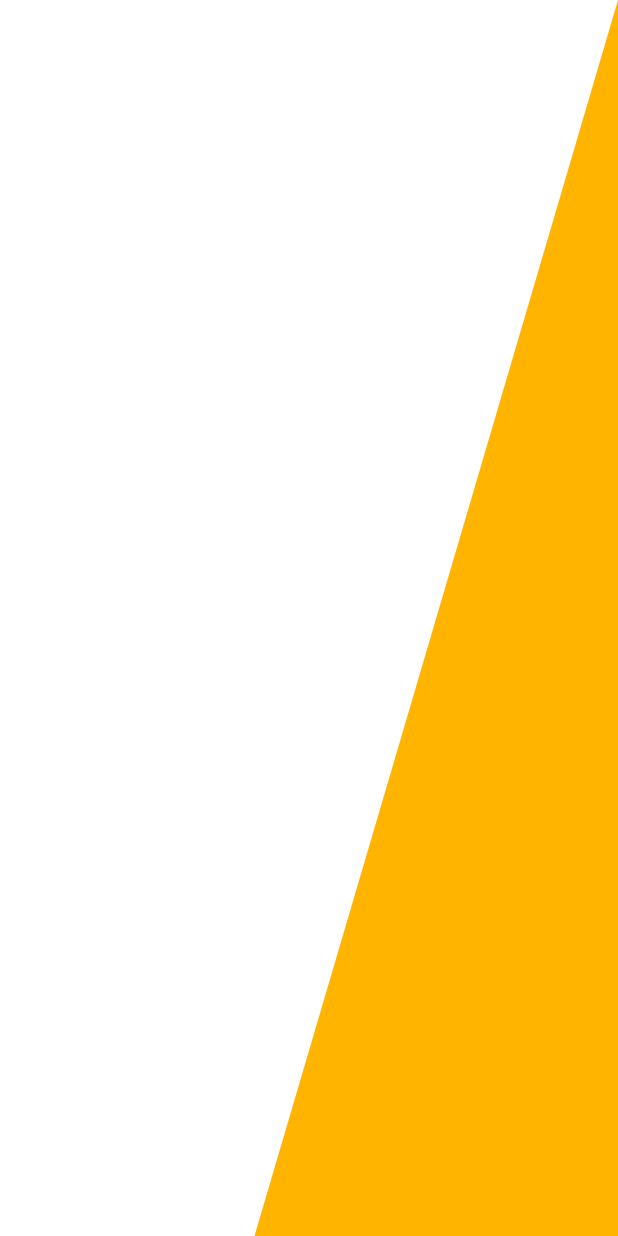
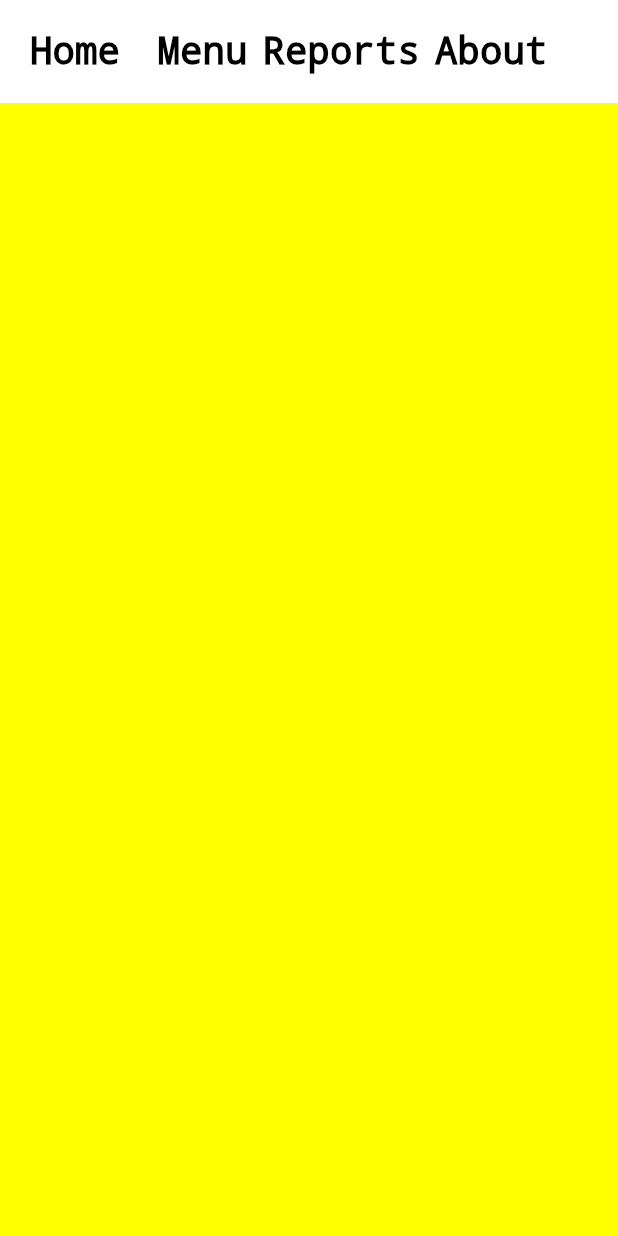
Before and after one commit to Simenya/kyuNutri, a Flutter app: the screen it shows after launch, on a phone screen of 412 x 824 dp. Run offline on Flutter 3.47's test engine with Material 2 defaults, Android fonts, the phone set to English and light mode, and no system bars.

Commit message:
no click

```diff
--- /dev/null
+++ b/lib/Pages/frame.dart
@@ -0,0 +1,67 @@
+import 'package:flutter/material.dart';
+
+class Frame extends StatelessWidget {
+  const Frame({super.key});
+
+  @override
+  Widget build(BuildContext context) {
+    // Getting the height and width of the screen
+    var width = MediaQuery.of(context).size.width;
+    var height = MediaQuery.of(context).size.height;
+
+    return Column(
+      children: [
+        Container(
+            // margin: const EdgeInsets.symmetric(
+            //   horizontal: 20,
+            // ),
+            height: (1 / 12) * height,
+            width: width,
+            color: const Color.fromRGBO(255, 255, 255, 1),
+            child: Row(
+              mainAxisAlignment: MainAxisAlignment.start,
+              children: const [
+                SizedBox(width: 20.0),
+                Text(
+                  "Home",
+                  style: TextStyle(
+                      fontSize: 25.0,
+                      decoration: TextDecoration.none,
+                      color: Colors.black),
+                ),
+                SizedBox(width: 25.0),
+                Text(
+                  "Menu",
+                  style: TextStyle(
+                      fontSize: 25.0,
+                      decoration: TextDecoration.none,
+                      color: Colors.black),
+                ),
+                SizedBox(width: 10.0),
+                Text(
+                  "Reports",
+                  style: TextStyle(
+                      fontSize: 25.0,
+                      decoration: TextDecoration.none,
+                      color: Colors.black),
+                ),
+                SizedBox(width: 10.0),
+                Text(
+                  "About",
+                  style: TextStyle(
+                      fontSize: 25.0,
+                      decoration: TextDecoration.none,
+                      color: Colors.black),
+                ),
+              ],
+            )),
+        Container(
+          height: (11 / 12) * height,
+          width: width,
+          color: const Color.fromRGBO(255, 255, 0, 1),
+          // child: const Text("Hello  there"),
+        )
+      ],
+    );
+  }
+}
--- a/lib/Pages/home.dart
+++ b/lib/Pages/home.dart
@@ -10,7 +10,6 @@ class Home extends StatelessWidget {
     var height = MediaQuery.of(context).size.height;
 
     return Row(mainAxisAlignment: MainAxisAlignment.end,
-
         // child: Center(
         children: [
           ClipPath(
--- a/lib/main.dart
+++ b/lib/main.dart
@@ -5,11 +5,13 @@ import './Pages/home.dart';
 import './Pages/about.dart';
 import './Pages/reports.dart';
 import './Pages/menu.dart';
+import './Pages/frame.dart';
 
 void main() => runApp(MaterialApp(
         debugShowCheckedModeBanner: true,
-        initialRoute: '/home',
+        initialRoute: '/frame',
         routes: {
+          '/frame': (context) => const Frame(),
           '/': (context) => const Login(),
           '/signup': (context) => const Signup(),
           '/home': (context) => const Home(),
```
